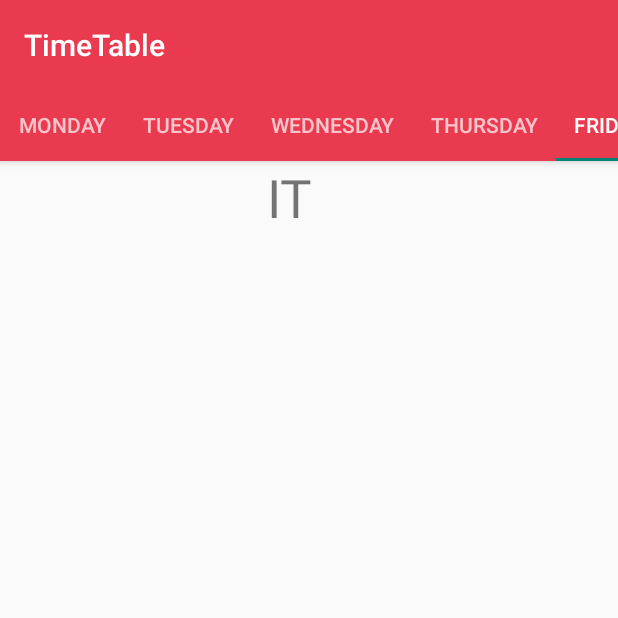
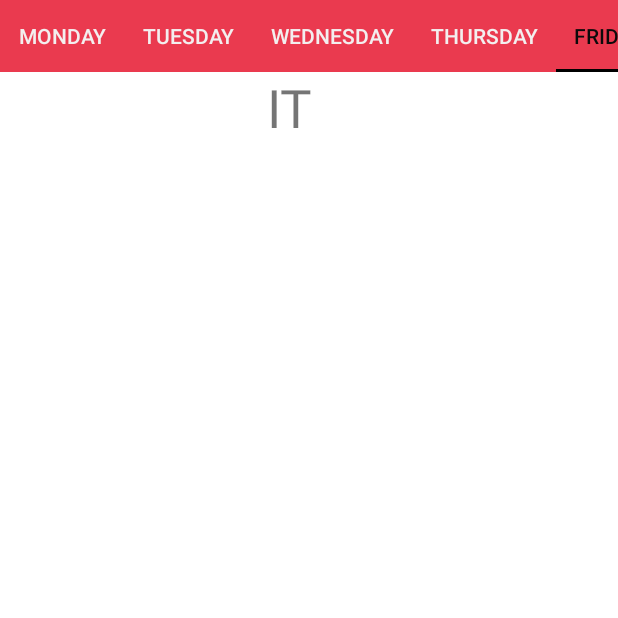
Before and after one commit to Abhiram-DLVSS/Mahindra-University-Android-App, an Android app: the TimeTable screen opened directly, with no data from a screen before it, on a phone screen of 412 x 824 dp, the top half of it. Run offline under Robolectric (Android 15) with nearby library versions, the phone set to English and light mode, and no system bars.

```diff
--- a/app/src/main/AndroidManifest.xml
+++ b/app/src/main/AndroidManifest.xml
@@ -10,6 +10,7 @@
         android:label="Mahindra University"
         android:roundIcon="@mipmap/ic_launcher_round"
         android:supportsRtl="true"
+        android:name=".nointernet"
         android:theme="@style/Theme.Turing_Login">
         <activity android:name=".SplashScreen">
             <intent-filter>
--- a/app/src/main/java/com/example/turing_login/MonFragment.java
+++ b/app/src/main/java/com/example/turing_login/MonFragment.java
@@ -125,7 +125,7 @@ public class MonFragment extends Fragment {
         final FirebaseUser firebaseUser= FirebaseAuth.getInstance().getCurrentUser();
         DatabaseReference reference=FirebaseDatabase.getInstance().getReference().child("Monday");
         //   DatabaseReference reference=FirebaseDatabase.getInstance().getReference("Monday");
-
+        reference.keepSynced(true);
         reference.addValueEventListener(new ValueEventListener() {
             @Override
             public void onDataChange(@NonNull DataSnapshot snapshot) {
--- /dev/null
+++ b/app/src/main/java/com/example/turing_login/nointernet.java
@@ -0,0 +1,16 @@
+package com.example.turing_login;
+
+import android.app.Application;
+
+import androidx.annotation.NonNull;
+
+import com.google.firebase.database.FirebaseDatabase;
+
+public class nointernet extends Application {
+
+    @Override
+    public void onCreate(){
+        super.onCreate();
+        FirebaseDatabase.getInstance().setPersistenceEnabled(true);
+    }
+}
--- a/app/src/main/res/layout/activity_time_table.xml
+++ b/app/src/main/res/layout/activity_time_table.xml
@@ -1,35 +1,26 @@
 <?xml version="1.0" encoding="utf-8"?>
-<androidx.coordinatorlayout.widget.CoordinatorLayout xmlns:android="http://schemas.android.com/apk/res/android"
+<androidx.constraintlayout.widget.ConstraintLayout xmlns:android="http://schemas.android.com/apk/res/android"
     xmlns:app="http://schemas.android.com/apk/res-auto"
     xmlns:tools="http://schemas.android.com/tools"
     android:layout_width="match_parent"
     android:layout_height="match_parent"
-    tools:context=".TimeTable"
-    >
-
-    <com.google.android.material.appbar.AppBarLayout
-        android:layout_width="match_parent"
-        android:layout_height="wrap_content"
-        android:theme="@style/Theme.Turing_Login.AppBarOverlay">
+    android:background="#EA3A4F"
 
 
-        <TextView
-            android:id="@+id/title"
-            android:layout_width="wrap_content"
-            android:layout_height="wrap_content"
-            android:gravity="center"
-            android:minHeight="?actionBarSize"
-            android:padding="@dimen/appbar_padding"
-            android:text="TimeTable"
-            android:textAppearance="@style/TextAppearance.Widget.AppCompat.Toolbar.Title" />
-        <com.google.android.material.tabs.TabLayout
+    tools:actionBarNavMode="standard"
+    tools:context=".TimeTable">
+
+    <com.google.android.material.tabs.TabLayout
         android:id="@+id/tab_bar"
         android:layout_width="match_parent"
         android:layout_height="wrap_content"
+        android:background="#EA3A4F"
         app:layout_constraintTop_toTopOf="parent"
+        app:tabIndicatorColor="#000000"
         app:tabMode="scrollable"
-        tools:layout_editor_absoluteX="0dp"
-        >
+        app:tabSelectedTextColor="#0C0A0A"
+        app:tabTextColor="#F3EFEF"
+        tools:layout_editor_absoluteX="0dp">
 
         <com.google.android.material.tabs.TabItem
             android:id="@+id/mon_tab"
@@ -68,19 +59,18 @@
             android:text="Saturday" />
 
 
+    </com.google.android.material.tabs.TabLayout>
 
-    </com.google.android.material.tabs.TabLayout>
-    </com.google.android.material.appbar.AppBarLayout>
-
-    c<androidx.viewpager.widget.ViewPager
+    <androidx.viewpager.widget.ViewPager
         android:id="@+id/viewPager"
         android:layout_width="match_parent"
         android:layout_height="match_parent"
-        android:layout_marginTop="108dp"
+        android:layout_marginTop="48dp"
+        android:background="@color/white"
         app:layout_constraintBottom_toBottomOf="parent"
         app:layout_constraintEnd_toEndOf="parent"
         app:layout_constraintStart_toStartOf="parent"
         app:layout_constraintTop_toBottomOf="@+id/tab_bar" />
 
 
-</androidx.coordinatorlayout.widget.CoordinatorLayout>
+</androidx.constraintlayout.widget.ConstraintLayout>
```
